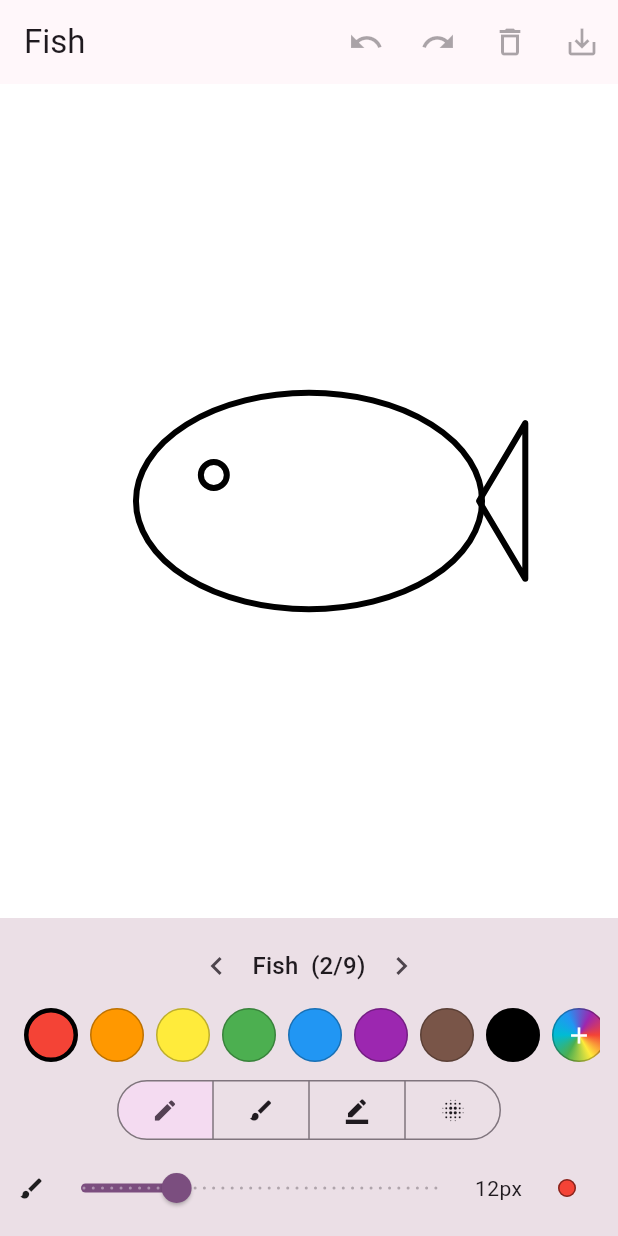
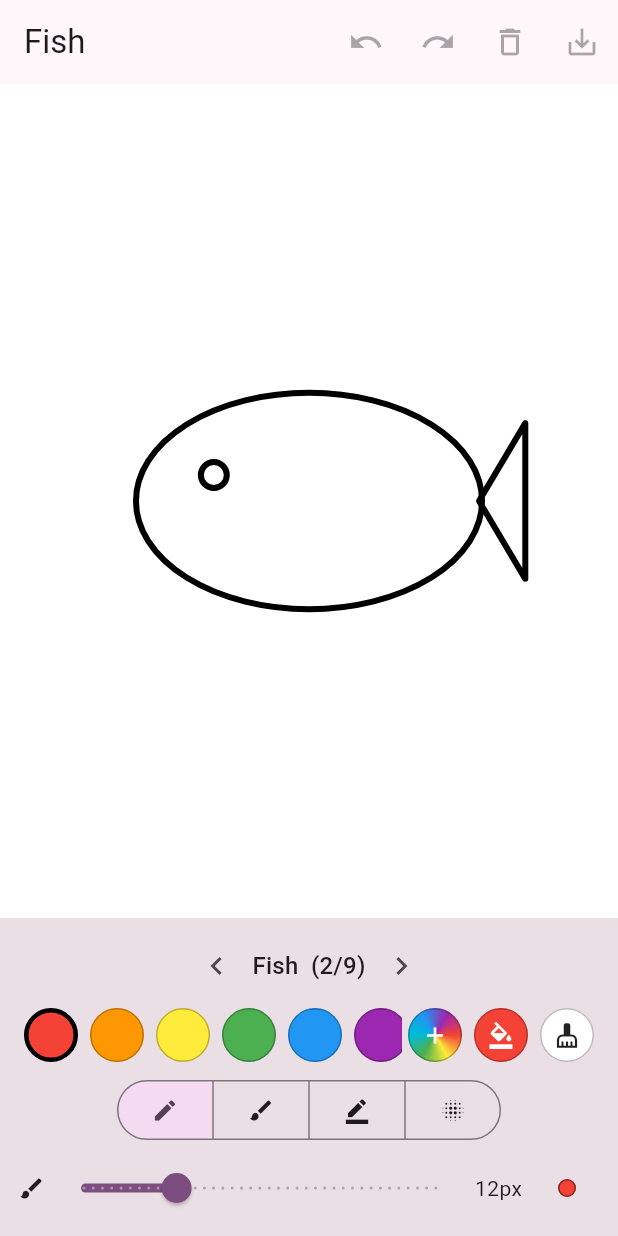
Before and after one commit to chiragpatel2595/flutter-coloring-app, a Flutter app: the screen it shows after launch, after a tap on the "chevron right" icon, on a phone screen of 412 x 824 dp. Run offline on Flutter 3.47's test engine with Material 3 defaults, Android fonts, the phone set to English and light mode, and no system bars; missing offline and left inert: dart:html.

Commit message:
Pin fill and eraser tools so they stay visible on narrow screens

```diff
--- a/lib/coloring_page.dart
+++ b/lib/coloring_page.dart
@@ -392,8 +392,13 @@ class _ColoringPageState extends State<ColoringPage> {
                 ),
               ],
             ),
-            // color swatches + custom colors + add-color + eraser
-            SizedBox(
+            // Colors scroll horizontally; the tool buttons (add-color, paint
+            // bucket, eraser) stay pinned on the right so they're always
+            // reachable — even on a narrow phone where the swatches overflow.
+            Row(
+              children: [
+                Expanded(
+                  child: SizedBox(
                     height: 44,
                     child: ListView(
                       scrollDirection: Axis.horizontal,
@@ -401,11 +406,14 @@ class _ColoringPageState extends State<ColoringPage> {
                         for (final entry in _palette) _swatch(entry.$1, entry.$2),
                         for (final c in _customColors)
                           _swatch('Custom color', c),
+                      ],
+                    ),
+                  ),
+                ),
                 _addColorButton(),
                 _bucketButton(),
                 _eraserButton(),
               ],
-              ),
             ),
             // brush type selector
             _brushTypeSelector(),
```
Lines whose indentation alone changed are shown as unchanged.
